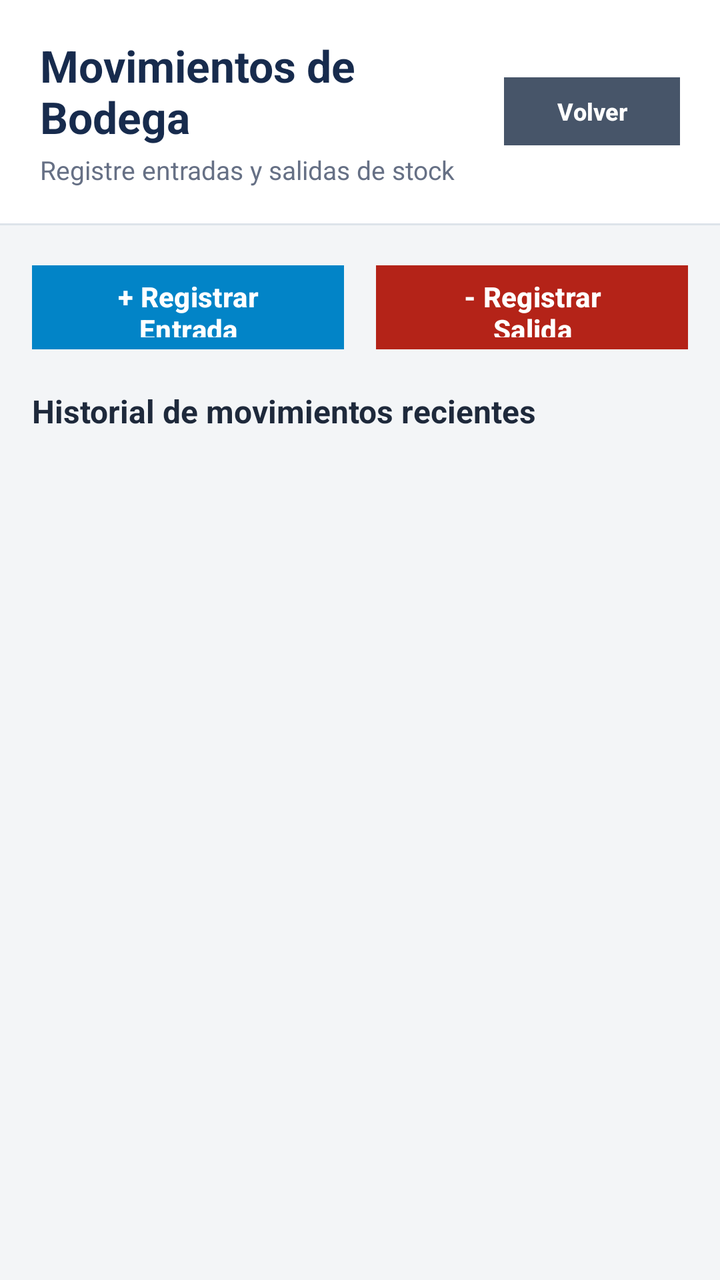
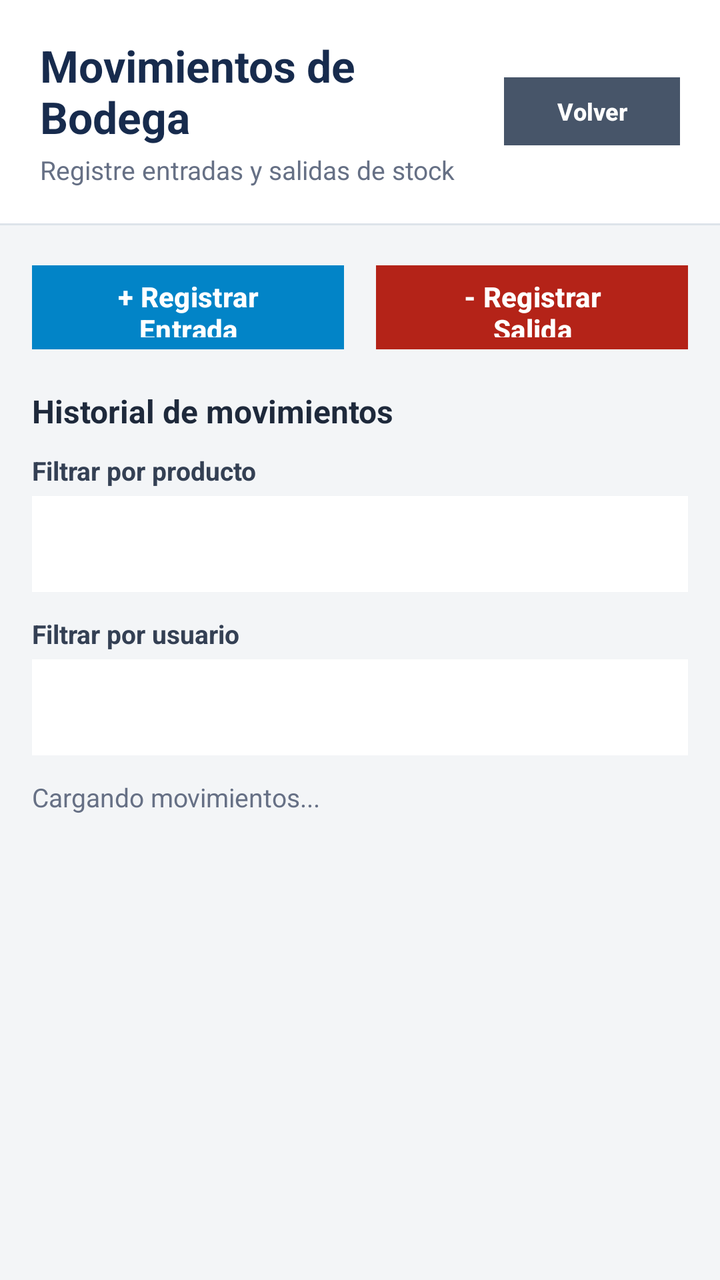

Before-and-after screenshots of an Android layout around one commit, followed by the original layout XML and the change that was made.
<!-- AndroidManifest.xml: application theme Theme.SistemaDeBodega -->
<!-- res/layout/activity_movimientos.xml -->
<?xml version="1.0" encoding="utf-8"?>
<LinearLayout
    xmlns:android="http://schemas.android.com/apk/res/android"
    android:layout_width="match_parent"
    android:layout_height="match_parent"
    android:orientation="vertical"
    android:background="#F3F5F7">

    
    <LinearLayout
        android:layout_width="match_parent"
        android:layout_height="wrap_content"
        android:orientation="horizontal"
        android:gravity="center_vertical"
        android:background="#FFFFFF"
        android:paddingStart="20dp"
        android:paddingEnd="20dp"
        android:paddingTop="18dp"
        android:paddingBottom="18dp">

        <LinearLayout
            android:layout_width="0dp"
            android:layout_height="wrap_content"
            android:layout_weight="1"
            android:orientation="vertical">

            <TextView
                android:layout_width="match_parent"
                android:layout_height="wrap_content"
                android:text="Movimientos de Bodega"
                android:textColor="#172B4D"
                android:textSize="22sp"
                android:textStyle="bold" />

            <TextView
                android:layout_width="match_parent"
                android:layout_height="wrap_content"
                android:layout_marginTop="3dp"
                android:text="Registre entradas y salidas de stock"
                android:textColor="#667085"
                android:textSize="13sp" />

        </LinearLayout>

        <Button
            android:id="@+id/btnVolverDashboard"
            android:layout_width="wrap_content"
            android:layout_height="42dp"
            android:backgroundTint="#475569"
            android:text="Volver"
            android:textAllCaps="false"
            android:textColor="#FFFFFF"
            android:textSize="12sp"
            android:textStyle="bold" />

    </LinearLayout>

    <View
        android:layout_width="match_parent"
        android:layout_height="1dp"
        android:background="#DDE3EA" />

    
    <LinearLayout
        android:layout_width="match_parent"
        android:layout_height="match_parent"
        android:orientation="vertical"
        android:padding="16dp">

        
        <LinearLayout
            android:layout_width="match_parent"
            android:layout_height="wrap_content"
            android:orientation="horizontal"
            android:layout_marginBottom="16dp">

            <Button
                android:id="@+id/btnRegistrarEntradaMenu"
                android:layout_width="0dp"
                android:layout_height="50dp"
                android:layout_weight="1"
                android:layout_marginEnd="8dp"
                android:backgroundTint="#0284C7"
                android:text="+ Registrar Entrada"
                android:textAllCaps="false"
                android:textColor="#FFFFFF"
                android:textSize="14sp"
                android:textStyle="bold" />

            <Button
                android:id="@+id/btnRegistrarSalidaMenu"
                android:layout_width="0dp"
                android:layout_height="50dp"
                android:layout_weight="1"
                android:layout_marginStart="8dp"
                android:backgroundTint="#B42318"
                android:text="- Registrar Salida"
                android:textAllCaps="false"
                android:textColor="#FFFFFF"
                android:textSize="14sp"
                android:textStyle="bold" />

        </LinearLayout>

        <TextView
            android:layout_width="match_parent"
            android:layout_height="wrap_content"
            android:text="Historial de movimientos recientes"
            android:textColor="#1E293B"
            android:textSize="16sp"
            android:textStyle="bold"
            android:layout_marginBottom="10dp" />

        <androidx.recyclerview.widget.RecyclerView
            android:id="@+id/recyclerMovimientos"
            android:layout_width="match_parent"
            android:layout_height="0dp"
            android:layout_weight="1"
            android:scrollbars="vertical" />

    </LinearLayout>

</LinearLayout>
<!-- resources referenced by this layout -->
<resources>
  <style name="Theme.SistemaDeBodega" parent="Base.Theme.SistemaDeBodega" />
  <style name="Base.Theme.SistemaDeBodega" parent="Theme.Material3.DayNight.NoActionBar">
  
          
          <item name="materialButtonStyle">@style/BotonCuadrado</item>
  
      </style>
  <style name="BotonCuadrado" parent="Widget.Material3.Button">
  
          <item name="cornerRadius">0dp</item>
  
      </style>
</resources>

<!-- the commit's change to res/layout/activity_movimientos.xml (unified diff, before → after) -->
@@ -102,15 +102,65 @@
 
         </LinearLayout>
 
+        
         <TextView
             android:layout_width="match_parent"
             android:layout_height="wrap_content"
-            android:text="Historial de movimientos recientes"
+            android:text="Historial de movimientos"
             android:textColor="#1E293B"
             android:textSize="16sp"
             android:textStyle="bold"
             android:layout_marginBottom="10dp" />
 
+        
+        <TextView
+            android:layout_width="match_parent"
+            android:layout_height="wrap_content"
+            android:text="Filtrar por producto"
+            android:textColor="#344054"
+            android:textSize="13sp"
+            android:textStyle="bold" />
+
+        <Spinner
+            android:id="@+id/spFiltroProductoMovimiento"
+            android:layout_width="match_parent"
+            android:layout_height="48dp"
+            android:layout_marginTop="4dp"
+            android:background="#FFFFFF"
+            android:paddingStart="12dp"
+            android:paddingEnd="12dp" />
+
+        
+        <TextView
+            android:layout_width="match_parent"
+            android:layout_height="wrap_content"
+            android:layout_marginTop="12dp"
+            android:text="Filtrar por usuario"
+            android:textColor="#344054"
+            android:textSize="13sp"
+            android:textStyle="bold" />
+
+        <Spinner
+            android:id="@+id/spFiltroUsuarioMovimiento"
+            android:layout_width="match_parent"
+            android:layout_height="48dp"
+            android:layout_marginTop="4dp"
+            android:background="#FFFFFF"
+            android:paddingStart="12dp"
+            android:paddingEnd="12dp" />
+
+        
+        <TextView
+            android:id="@+id/tvCantidadMovimientos"
+            android:layout_width="match_parent"
+            android:layout_height="wrap_content"
+            android:layout_marginTop="12dp"
+            android:layout_marginBottom="10dp"
+            android:text="Cargando movimientos..."
+            android:textColor="#667085"
+            android:textSize="13sp" />
+
+        
         <androidx.recyclerview.widget.RecyclerView
             android:id="@+id/recyclerMovimientos"
             android:layout_width="match_parent"
